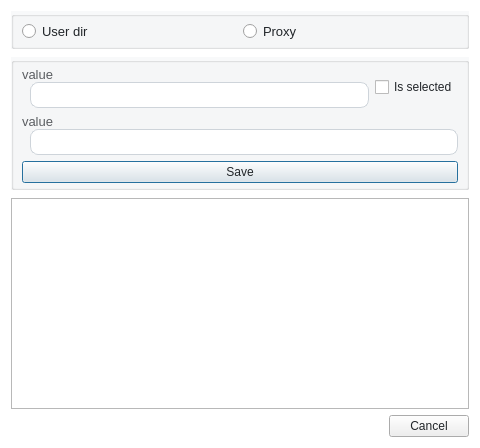
This is ui/dialog_user_settings.ui in dinhbinhnguyen0105/python.my-manager.v2 as Qt 5 draws it before an edit. The edited form follows.
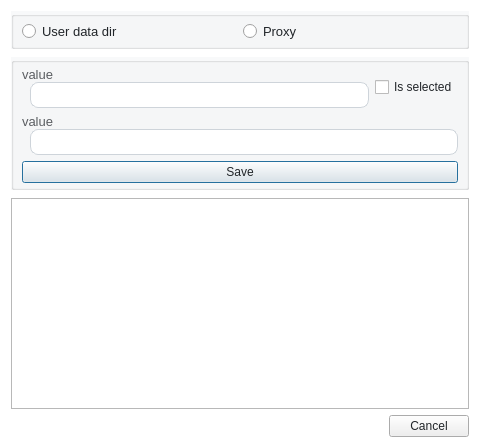
This is the edited form.

```diff
--- a/ui/dialog_user_settings.ui
+++ b/ui/dialog_user_settings.ui
@@ -98,7 +98,7 @@
           <item row="0" column="0">
            <widget class="QRadioButton" name="udd_radio">
             <property name="text">
-             <string>User dir</string>
+             <string>User data dir</string>
             </property>
            </widget>
           </item>
```
